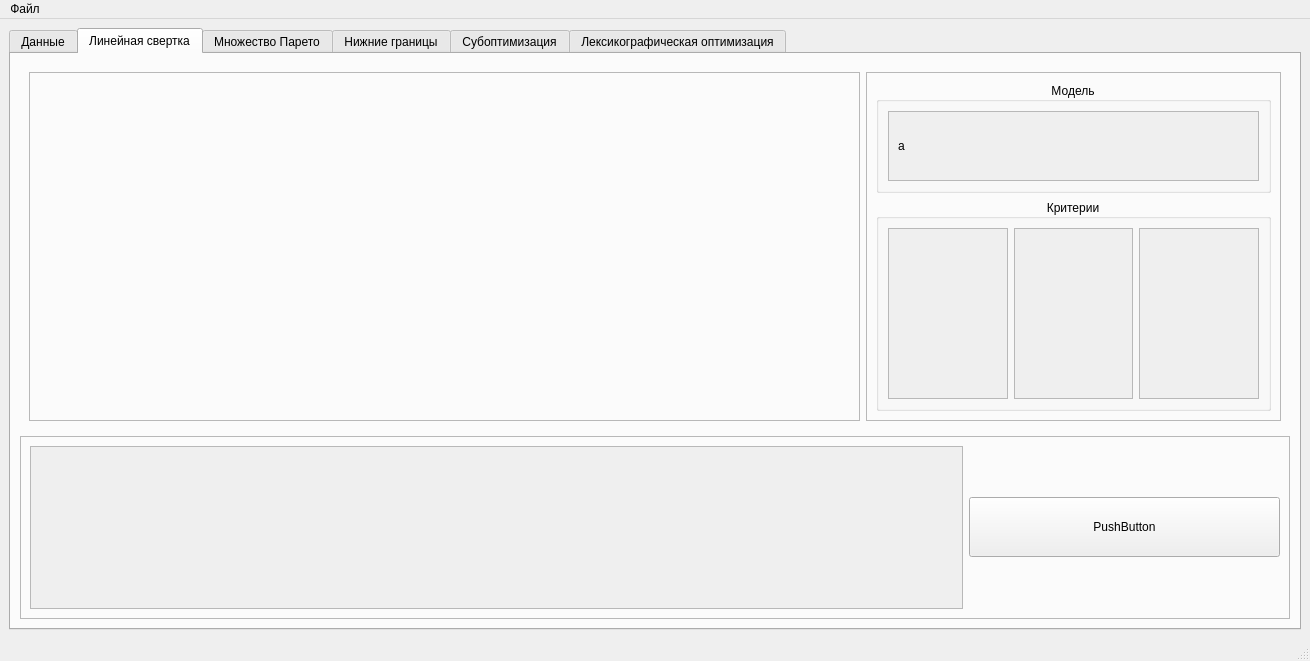
Qt form mainwindow.ui (Technonmad/Multi-criteria-task) before a commit.
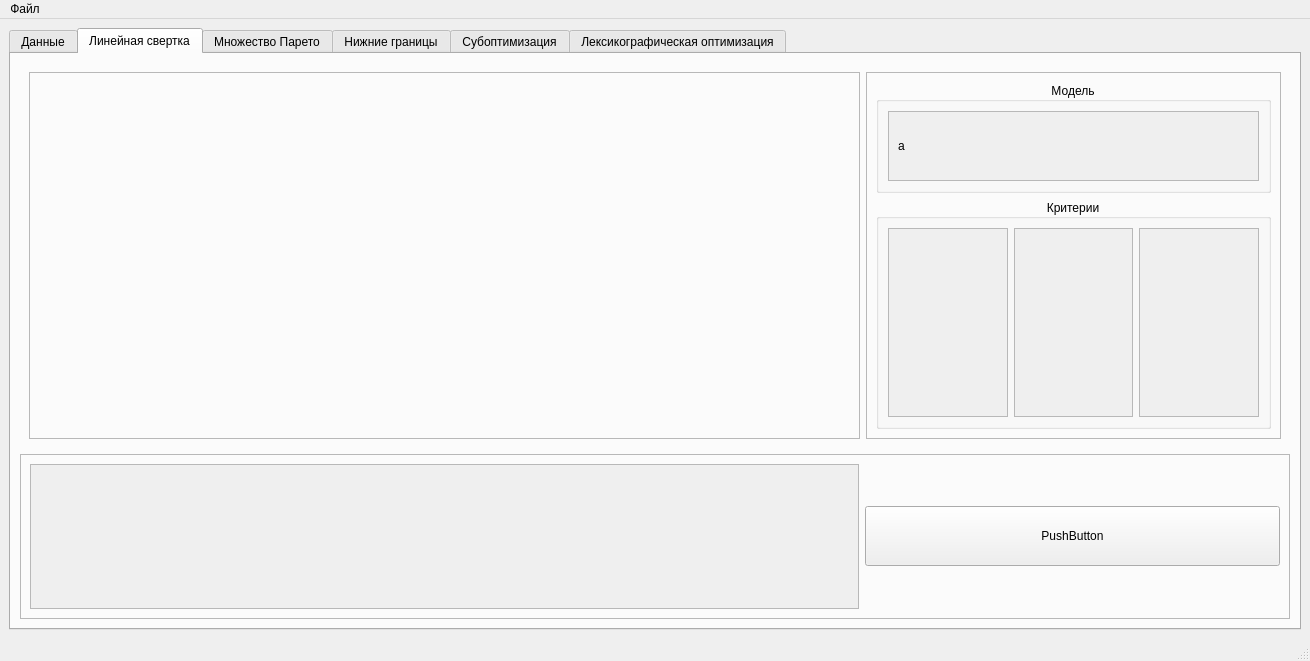
The same form after that commit. The open tabs and pages were chosen to show the change.

Commit message: lower limits pt1

What changed in the file:
```diff
--- a/mainwindow.ui
+++ b/mainwindow.ui
@@ -40,7 +40,7 @@
           <property name="sizePolicy">
            <sizepolicy hsizetype="Preferred" vsizetype="Preferred">
             <horstretch>0</horstretch>
-            <verstretch>6</verstretch>
+            <verstretch>7</verstretch>
            </sizepolicy>
           </property>
           <layout class="QHBoxLayout" name="horizontalLayout_3">
@@ -145,7 +145,7 @@
                       <x>0</x>
                       <y>0</y>
                       <width>118</width>
-                      <height>162</height>
+                      <height>180</height>
                      </rect>
                     </property>
                    </widget>
@@ -162,7 +162,7 @@
                       <x>0</x>
                       <y>0</y>
                       <width>117</width>
-                      <height>162</height>
+                      <height>180</height>
                      </rect>
                     </property>
                    </widget>
@@ -179,7 +179,7 @@
                       <x>0</x>
                       <y>0</y>
                       <width>118</width>
-                      <height>162</height>
+                      <height>180</height>
                      </rect>
                     </property>
                    </widget>
@@ -213,7 +213,7 @@
             <widget class="QScrollArea" name="scrollArea">
              <property name="sizePolicy">
               <sizepolicy hsizetype="Expanding" vsizetype="Expanding">
-               <horstretch>3</horstretch>
+               <horstretch>2</horstretch>
                <verstretch>0</verstretch>
               </sizepolicy>
              </property>
@@ -225,8 +225,8 @@
                <rect>
                 <x>0</x>
                 <y>0</y>
-                <width>931</width>
-                <height>160</height>
+                <width>827</width>
+                <height>142</height>
                </rect>
               </property>
              </widget>
```
Left out of the diff: 16 changed lines with no effect on the pictures. The commit also changes 2 other files.
